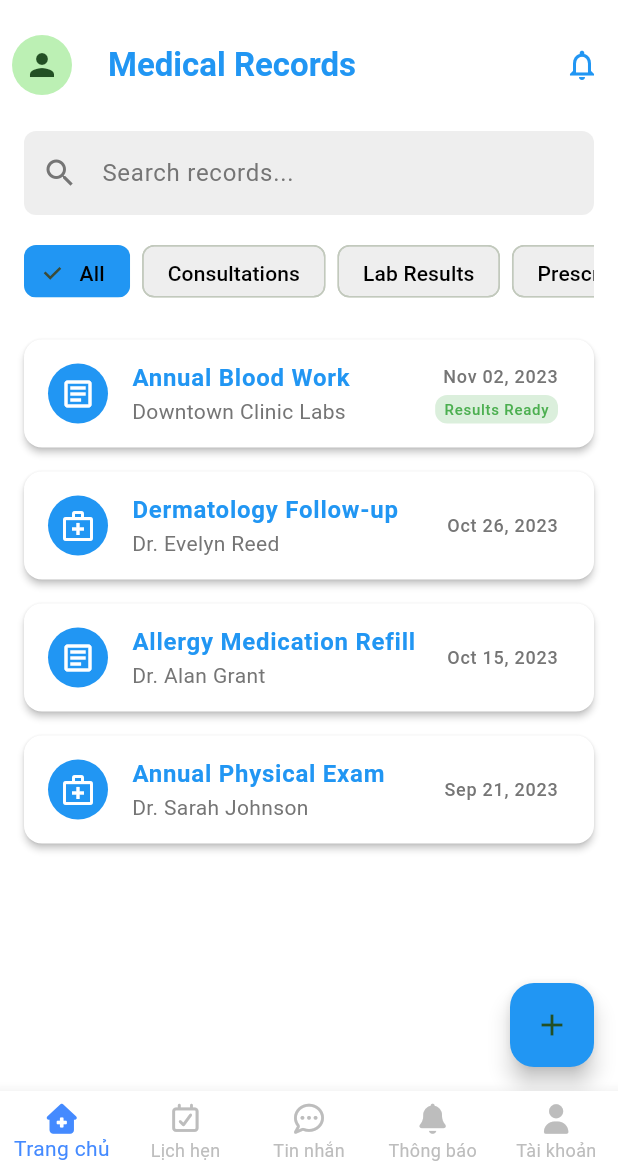
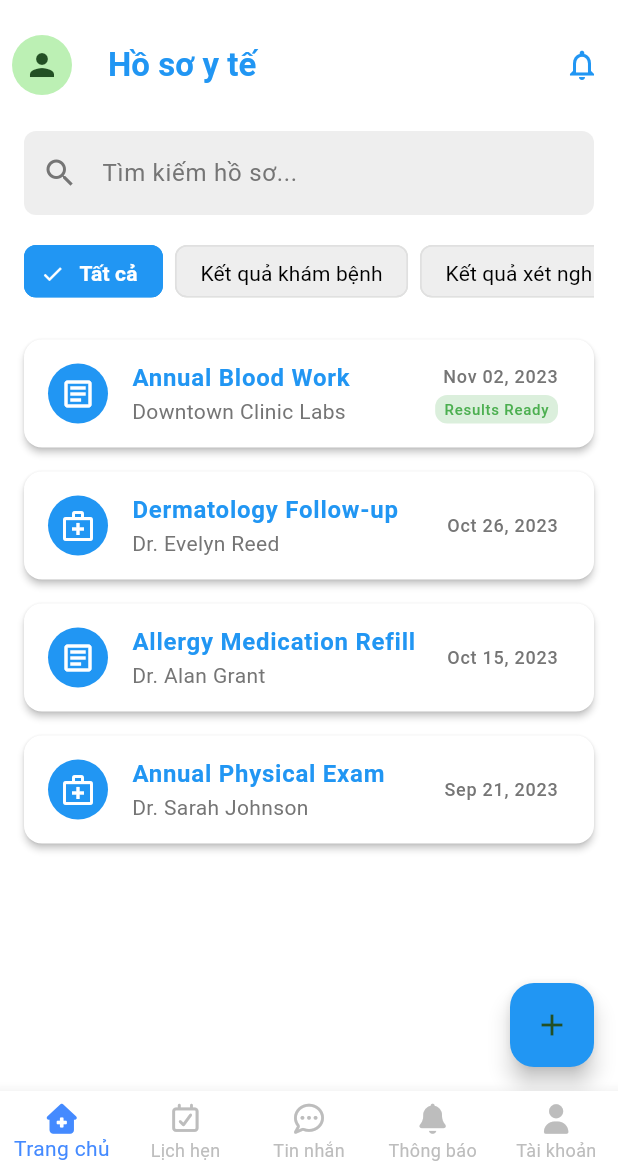
Before and after one commit to lasuss/medi_house, a Flutter app: the PatientDashboard screen opened by its route, on a phone screen of 412 x 824 dp, the part 61-1236 px from its top. Run offline on Flutter 3.47's test engine with Material 3 defaults, Android fonts, the phone set to English and light mode, and no system bars; our stand-ins replace firebase_core, font_awesome_flutter, go_router, image_picker, qr_flutter, supabase_flutter; accounts and stored records are empty.

Commit message:
chỉnh dashboard và notification

```diff
--- a/lib/Widgets/patient/PatientDashboard.dart
+++ b/lib/Widgets/patient/PatientDashboard.dart
@@ -1,5 +1,5 @@
 import 'package:flutter/material.dart';
-
+import 'package:go_router/go_router.dart';
 
 class PatientDashboard extends StatefulWidget {
   const PatientDashboard({Key? key, this.title}) : super(key: key);
@@ -8,50 +8,75 @@ class PatientDashboard extends StatefulWidget {
   State<PatientDashboard> createState() => _PatientDashboardState();
 }
 
-
 class _PatientDashboardState extends State<PatientDashboard> {
   int _selectedIndex = 0;
-
+  late List<Map<String, dynamic>> _filteredRecords;
 
   final List<String> _filters = [
-    'All',
-    'Consultations',
-    'Lab Results',
-    'Prescriptions'
+    'Tất cả',
+    'Kết quả khám bệnh',
+    'Kết quả xét nghiệm',
+    'Đơn thuốc'
   ];
-
 
   final List<Map<String, dynamic>> _medicalRecords = [
     {
+      'id': 'rec1',
       'icon': Icons.article_outlined,
       'title': 'Annual Blood Work',
       'subtitle': 'Downtown Clinic Labs',
       'date': 'Nov 02, 2023',
-      'status': 'Results Ready'
+      'status': 'Results Ready',
+      'category': 'Kết quả xét nghiệm'
     },
     {
+      'id': 'rec2',
       'icon': Icons.medical_services_outlined,
       'title': 'Dermatology Follow-up',
       'subtitle': 'Dr. Evelyn Reed',
       'date': 'Oct 26, 2023',
-      'status': null
+      'status': null,
+      'category': 'Kết quả khám bệnh'
     },
     {
+      'id': 'rec3',
       'icon': Icons.article_outlined,
       'title': 'Allergy Medication Refill',
       'subtitle': 'Dr. Alan Grant',
       'date': 'Oct 15, 2023',
-      'status': null
+      'status': null,
+      'category': 'Đơn thuốc'
     },
     {
+      'id': 'rec4',
       'icon': Icons.medical_services_outlined,
       'title': 'Annual Physical Exam',
       'subtitle': 'Dr. Sarah Johnson',
       'date': 'Sep 21, 2023',
-      'status': null
+      'status': null,
+      'category': 'Kết quả khám bệnh'
     },
   ];
 
+  @override
+  void initState() {
+    super.initState();
+    _filteredRecords = _medicalRecords; // Initially, show all records
+  }
+
+  void _updateFilteredRecords(int index) {
+    setState(() {
+      _selectedIndex = index;
+      if (index == 0) {
+        _filteredRecords = _medicalRecords;
+      } else {
+        final selectedCategory = _filters[index];
+        _filteredRecords = _medicalRecords
+            .where((record) => record['category'] == selectedCategory)
+            .toList();
+      }
+    });
+  }
 
   @override
   Widget build(BuildContext context) {
@@ -63,12 +88,11 @@ class _PatientDashboardState extends State<PatientDashboard> {
         leading: const Padding(
           padding: EdgeInsets.all(8.0),
           child: CircleAvatar(
-            // Display a user icon or image
             child: Icon(Icons.person),
           ),
         ),
         title: const Text(
-          'Medical Records',
+          'Hồ sơ y tế',
           style: TextStyle(color: Colors.blue, fontWeight: FontWeight.bold),
         ),
         actions: [
@@ -94,7 +118,7 @@ class _PatientDashboardState extends State<PatientDashboard> {
       ),
       floatingActionButton: FloatingActionButton(
         onPressed: () {
-          // Handle FAB tap
+          context.go('/patient/records/add');
         },
         backgroundColor: Colors.blue,
         child: const Icon(Icons.add),
@@ -102,11 +126,10 @@ class _PatientDashboardState extends State<PatientDashboard> {
     );
   }
 
-
   Widget _buildSearchField() {
     return TextField(
       decoration: InputDecoration(
-        hintText: 'Search records...',
+        hintText: 'Tìm kiếm hồ sơ...',
         hintStyle: TextStyle(color: Colors.grey[600]),
         prefixIcon: Icon(Icons.search, color: Colors.grey[600]),
         filled: true,
@@ -119,7 +142,6 @@ class _PatientDashboardState extends State<PatientDashboard> {
     );
   }
 
-
   Widget _buildFilterChips() {
     return SizedBox(
       height: 35,
@@ -127,23 +149,28 @@ class _PatientDashboardState extends State<PatientDashboard> {
         scrollDirection: Axis.horizontal,
         itemCount: _filters.length,
         itemBuilder: (context, index) {
+          final isSelected = _selectedIndex == index;
           return Padding(
             padding: const EdgeInsets.only(right: 8.0),
             child: ChoiceChip(
               label: Text(_filters[index]),
-              selected: _selectedIndex == index,
+              selected: isSelected,
               onSelected: (selected) {
                 if (selected) {
-                  setState(() {
-                    _selectedIndex = index;
-                  });
+                  _updateFilteredRecords(index);
                 }
               },
+              avatar: isSelected ? const Icon(Icons.check, color: Colors.white, size: 16) : null,
               backgroundColor: Colors.grey[200],
               selectedColor: Colors.blue,
-              labelStyle: const TextStyle(color: Colors.black),
+              labelStyle: TextStyle(
+                color: isSelected ? Colors.white : Colors.black,
+                fontWeight: isSelected ? FontWeight.bold : FontWeight.normal,
+              ),
               shape: RoundedRectangleBorder(
-                  borderRadius: BorderRadius.circular(8.0)),
+                  borderRadius: BorderRadius.circular(8.0),
+                  side: BorderSide(color: isSelected ? Colors.blue : Colors.grey[300]!)),
+              showCheckmark: false,
             ),
           );
         },
@@ -151,13 +178,12 @@ class _PatientDashboardState extends State<PatientDashboard> {
     );
   }
 
-
   Widget _buildMedicalRecordsList() {
     return Expanded(
       child: ListView.builder(
-        itemCount: _medicalRecords.length,
+        itemCount: _filteredRecords.length,
         itemBuilder: (context, index) {
-          final record = _medicalRecords[index];
+          final record = _filteredRecords[index];
           return Card(
             color: Colors.white,
             elevation: 2.0,
@@ -166,6 +192,9 @@ class _PatientDashboardState extends State<PatientDashboard> {
               borderRadius: BorderRadius.circular(12.0),
             ),
             child: ListTile(
+              onTap: () {
+                context.go('/patient/records/${record['id']}');
+              },
               leading: CircleAvatar(
                 backgroundColor: Colors.blue,
                 child: Icon(record['icon'], color: Colors.white),
@@ -199,7 +228,7 @@ class _PatientDashboardState extends State<PatientDashboard> {
                       child: Text(
                         record['status'],
                         style:
-                        const TextStyle(color: Colors.green, fontSize: 10),
+                            const TextStyle(color: Colors.green, fontSize: 10),
                       ),
                     ),
                   ]
```
Also changed, not shown: lib/Widgets/patient/PatientNotification.dart (+14 -2 lines).
